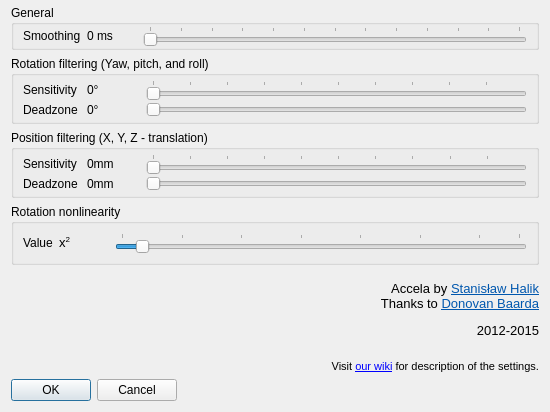
Old version of the form filter-accela/ftnoir_accela_filtercontrols.ui in the repository opentrack/opentrack.
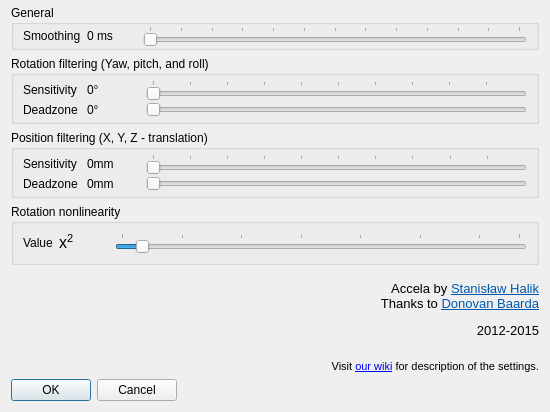
New version of the form. Icons and pictures are not drawn.

Commit message:
filter/accela: show nonlinearity in larger font
The exponent was barely visible.

The edit to the form file:
```diff
--- a/filter-accela/ftnoir_accela_filtercontrols.ui
+++ b/filter-accela/ftnoir_accela_filtercontrols.ui
@@ -402,7 +402,7 @@
         </property>
         <property name="font">
          <font>
-          <pointsize>10</pointsize>
+          <pointsize>12</pointsize>
          </font>
         </property>
         <property name="text">
```
